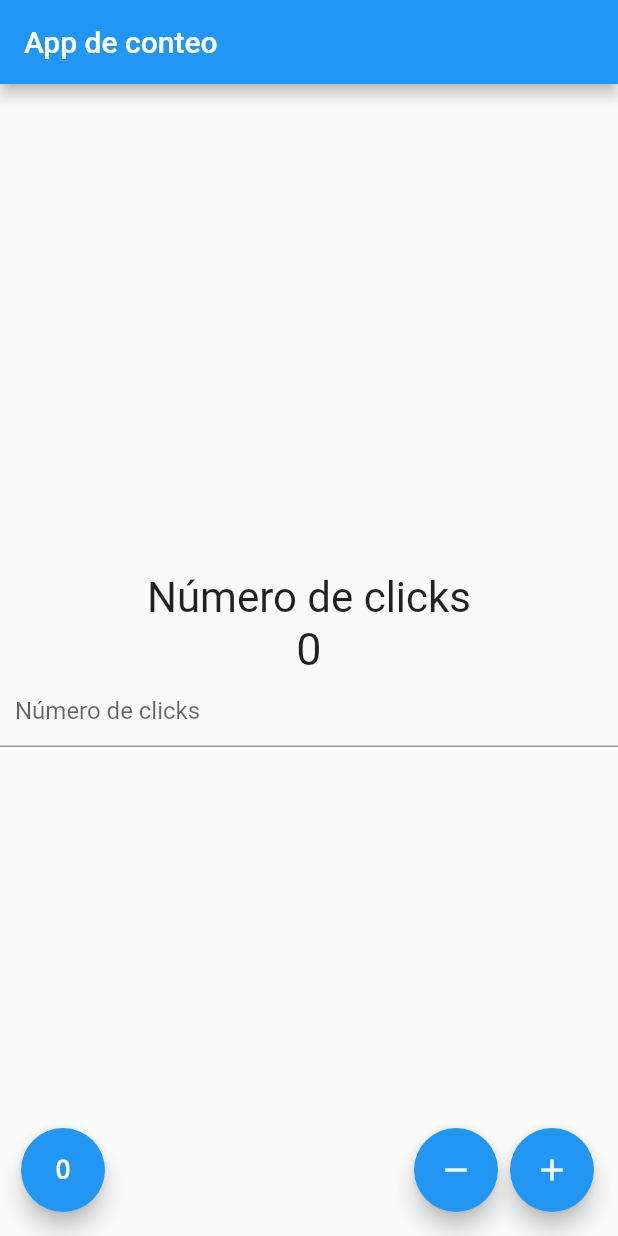
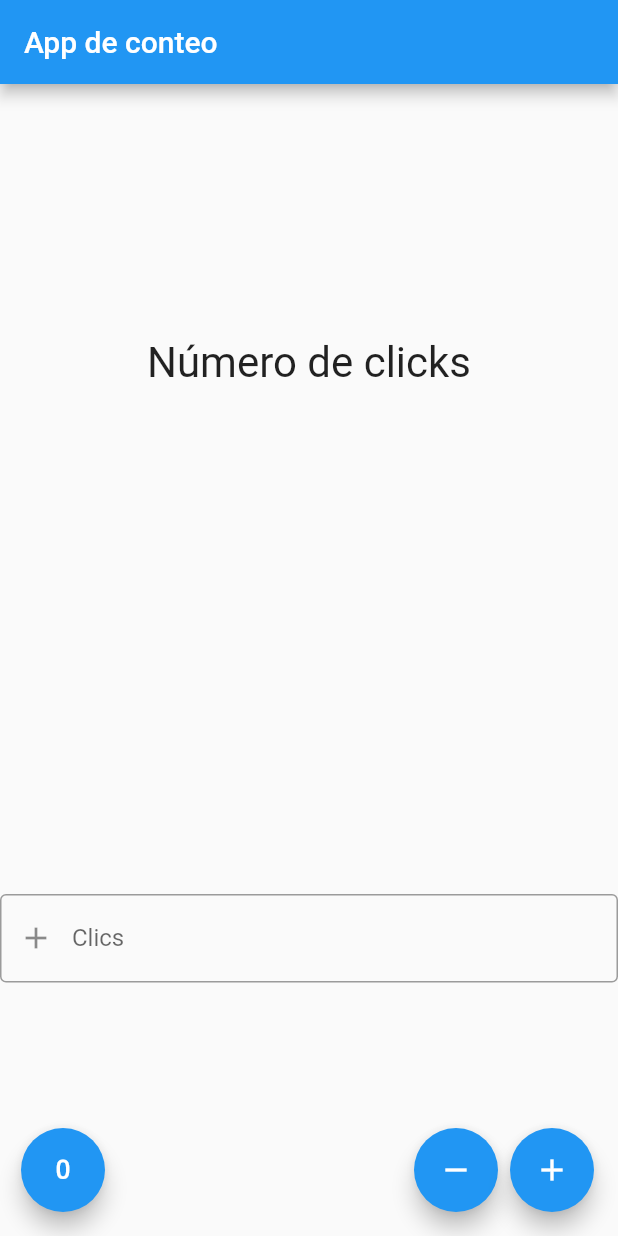
Before and after one commit to 100100001011/Deber_Flutter_08-01-22, a Flutter app: the screen it shows after launch, on a phone screen of 412 x 824 dp. Run offline on Flutter 3.47's test engine with Material 2 defaults, Android fonts, the phone set to English and light mode, and no system bars.

Commit message:
final deber

```diff
--- a/QuintoPrimerParciainput/lib/src/pages/home_page.dart
+++ b/QuintoPrimerParciainput/lib/src/pages/home_page.dart
@@ -10,7 +10,7 @@ class HomePage extends StatefulWidget {
 
 class _Contador extends State<HomePage> {
   int contador = 0;
-  Bloc_1 obj_bloc = Bloc_1();
+  //Bloc_1 obj_bloc = Bloc_1();
 
   TextEditingController cont_text = TextEditingController();
 
@@ -26,22 +26,25 @@ class _Contador extends State<HomePage> {
             ),
             body: Center(
               child: Column(
-                mainAxisAlignment: MainAxisAlignment.center,
+                mainAxisAlignment: MainAxisAlignment.spaceAround,
                 children: <Widget>[
                   Text(
                     'Número de clicks',
                     style: TextStyle(fontSize: 28),
                   ),
+                  /*
                   Text(
                     '$contador',
                     //'${snapshot.data}',
                     style: TextStyle(fontSize: 30),
-                  ),
+                  ),*/
                   TextField(
                     controller: cont_text,
-                    decoration: const InputDecoration(
-                      hintText: 'Número de clicks',
-                      contentPadding: const EdgeInsets.all(10.0),
+                    //obscureText: true,
+                    decoration: InputDecoration(
+                      border: OutlineInputBorder(),
+                      labelText: 'Clics',
+                      prefixIcon: Icon(Icons.add)
                     ),
                   ),
                 ],
@@ -70,7 +73,7 @@ class _Contador extends State<HomePage> {
   }
 
   void dispose() {
-    obj_bloc.dispose();
+    //obj_bloc.dispose();
   }
 
   void aumentar() {
```
